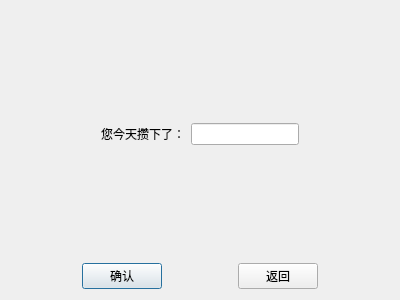
First picture: the form in income.ui, repository FlyingBlazer/WAC, before the edit.
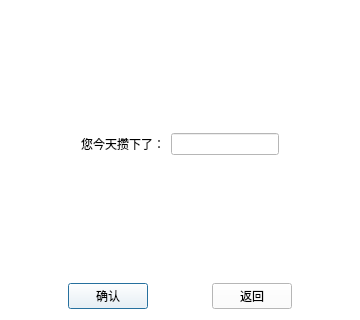
Second picture: the form after the edit.

Patch:
```diff
--- a/income.ui
+++ b/income.ui
@@ -6,13 +6,16 @@
    <rect>
     <x>0</x>
     <y>0</y>
-    <width>400</width>
-    <height>300</height>
+    <width>360</width>
+    <height>320</height>
    </rect>
   </property>
   <property name="windowTitle">
    <string>Dialog</string>
   </property>
+  <property name="styleSheet">
+   <string notr="true">background-color: rgb(255, 255, 255);</string>
+  </property>
   <layout class="QVBoxLayout" name="verticalLayout">
    <item>
     <spacer name="verticalSpacer_4">
```
